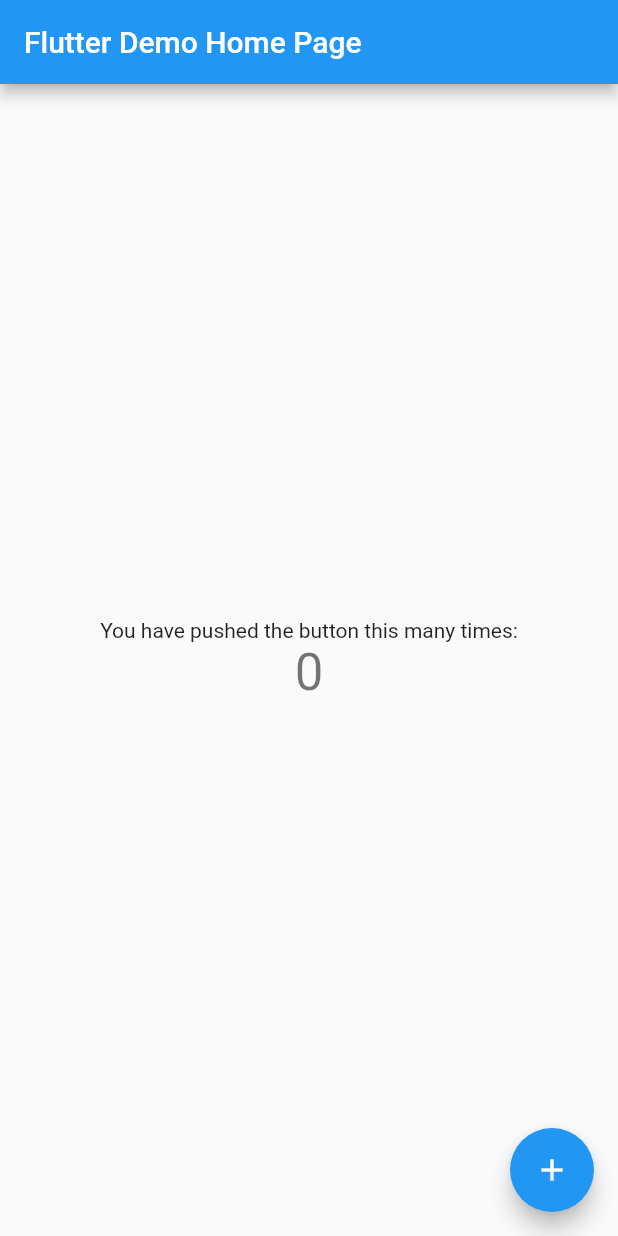
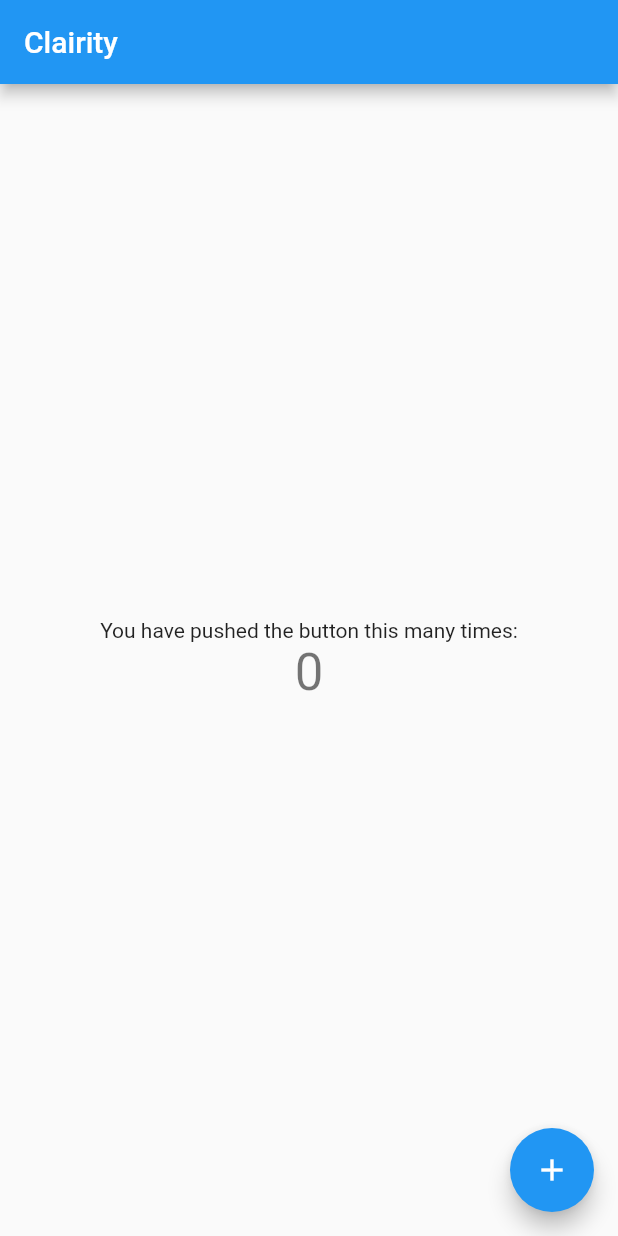
Before and after one commit to BE-Project-cl-AIR-ity/clairity, a Flutter app: the screen it shows after launch, on a phone screen of 412 x 824 dp. Run offline on Flutter 3.47's test engine with Material 2 defaults, Android fonts, the phone set to English and light mode, and no system bars.

Commit message:
Manthan First Commit

```diff
--- a/lib/main.dart
+++ b/lib/main.dart
@@ -20,7 +20,7 @@ class MyApp extends StatelessWidget {
         // is not restarted.
         primarySwatch: Colors.blue,
       ),
-      home: MyHomePage(title: 'Flutter Demo Home Page'),
+      home: MyHomePage(title: 'Clairity'),
     );
   }
 }
```
